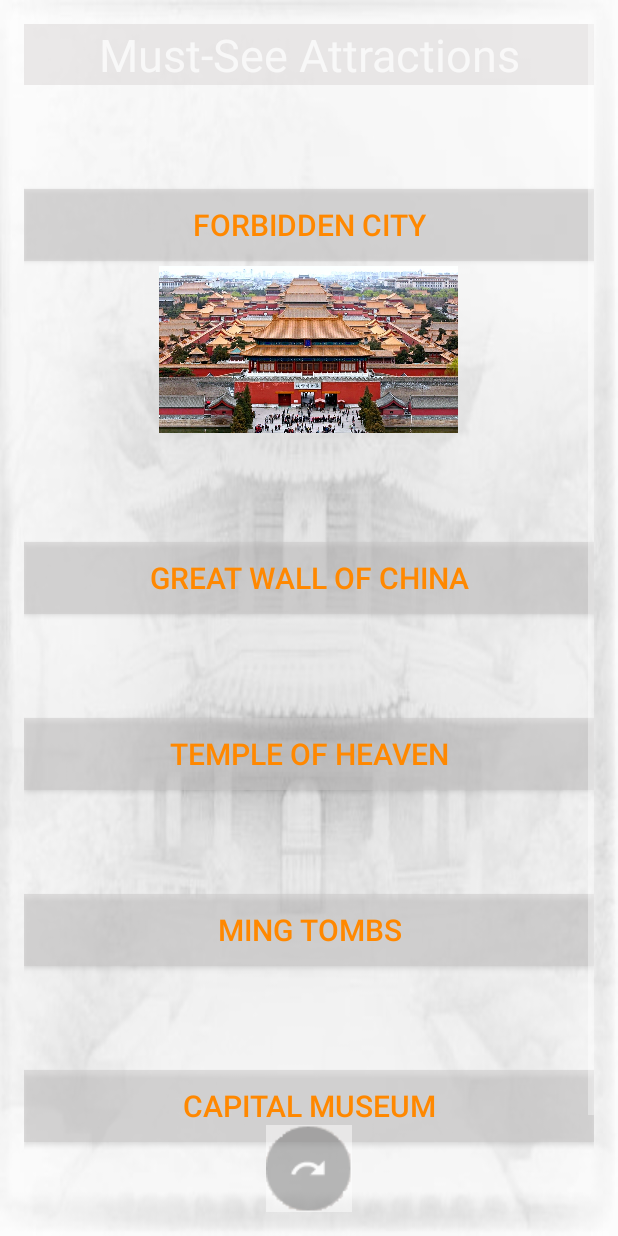
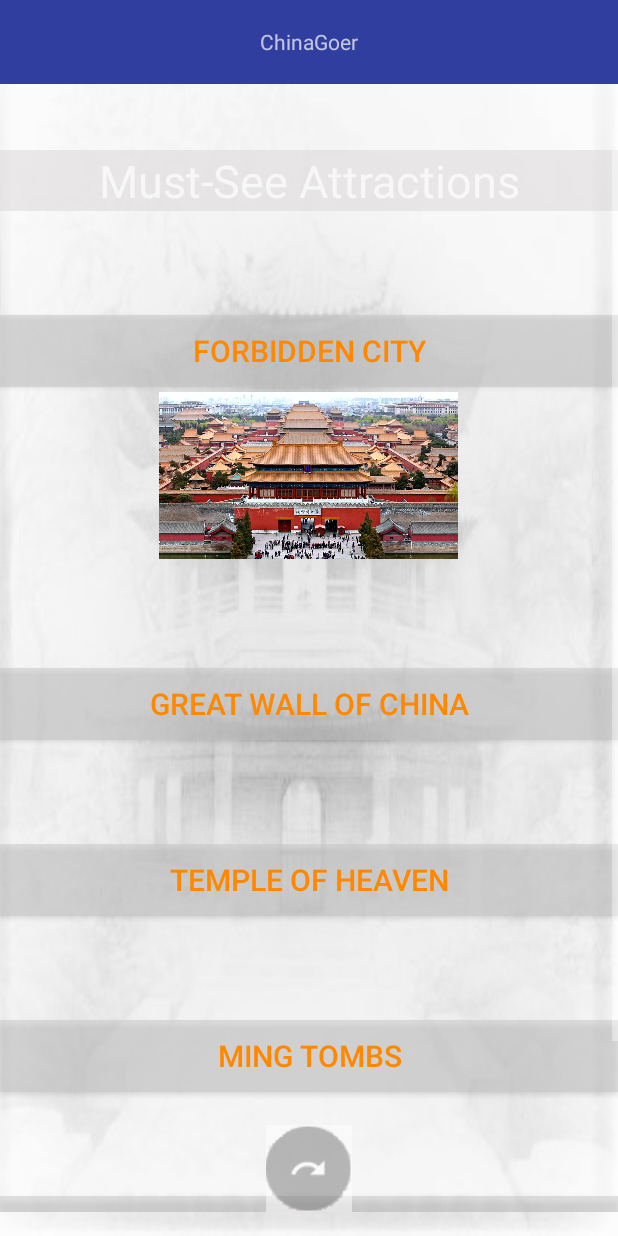
Before and after one commit to paceuniversity/CS3892017team1, an Android app: the attractionActivity screen opened directly, with no data from a screen before it, on a phone screen of 412 x 824 dp. Run offline under Robolectric (Android 15) with nearby library versions, the phone set to English and light mode, and no system bars.

Commit message:
Added custom action bar across all screens. Will continue designing it.

```diff
--- a/app/src/main/res/layout/activity_attraction.xml
+++ b/app/src/main/res/layout/activity_attraction.xml
@@ -7,15 +7,18 @@
     android:layout_height="match_parent"
     android:background="@drawable/mainbackgroundb"
     android:paddingBottom="@dimen/activity_vertical_margin"
-    android:paddingLeft="@dimen/activity_horizontal_margin"
-    android:paddingRight="@dimen/activity_horizontal_margin"
-    android:paddingTop="@dimen/activity_vertical_margin"
     tools:context="com.example.jacksonhoang.citygoer.MainActivity">
+
+    <include
+        android:id="@+id/app_bar"
+        layout="@layout/app_bar"
+        />
 
     <ScrollView
         android:id="@+id/scrollView"
         android:layout_width="fill_parent"
         android:layout_height="fill_parent"
+        android:paddingTop="100dp"
         android:layout_alignParentStart="true"
         android:layout_alignParentTop="true">
 
```
Also changed, not shown: app/src/main/res/layout/activity_facts.xml (+5 -4 lines), app/src/main/res/layout/activity_food.xml (+6 -3 lines), app/src/main/res/layout/activity_phrases.xml (+5 -4 lines), 7 other files.
